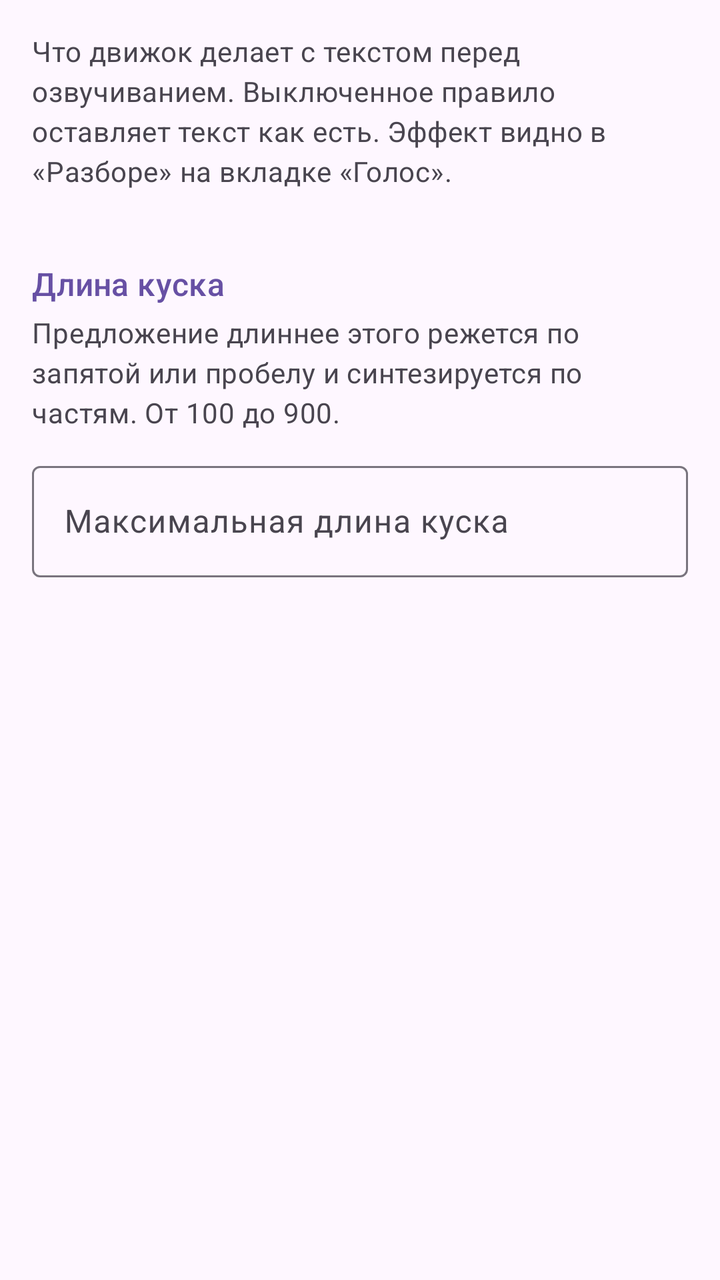
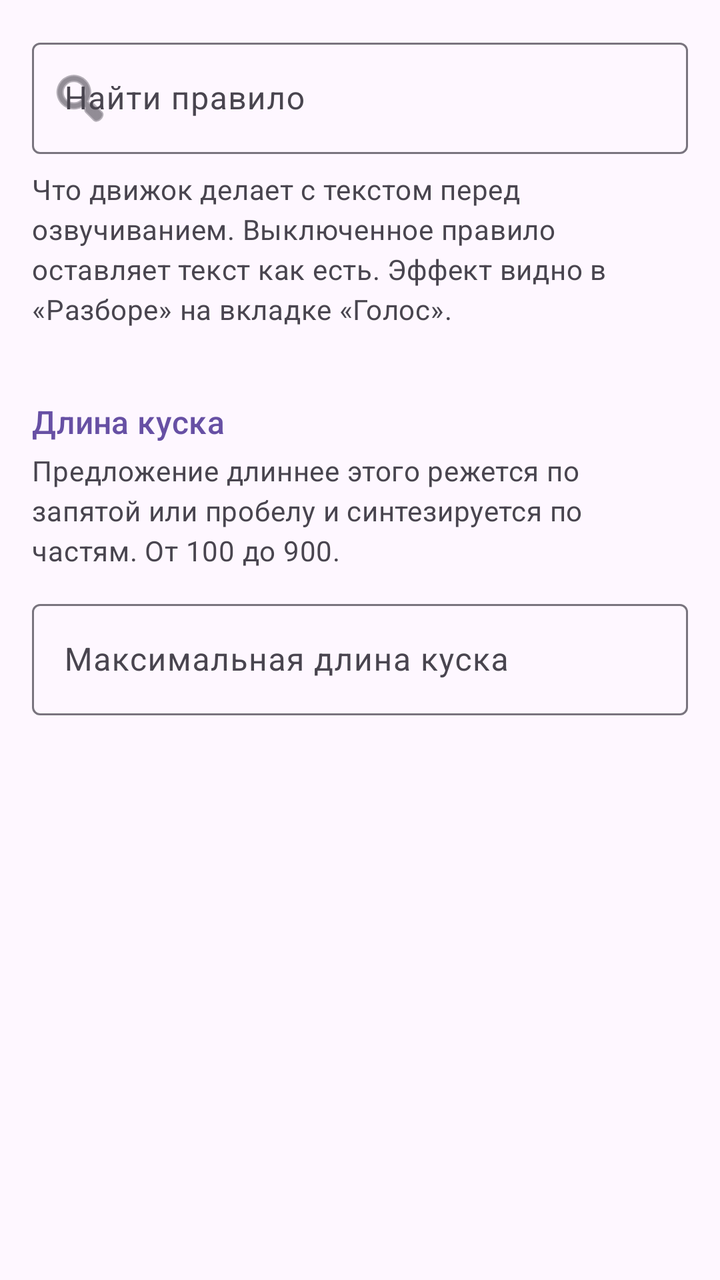

Compare the two renders of this Android layout. The source of the first and the diff that turns it into the second are given below.
<!-- AndroidManifest.xml: application theme Theme.RuVoice -->
<!-- res/layout/fragment_rules.xml -->
<?xml version="1.0" encoding="utf-8"?>
<androidx.core.widget.NestedScrollView xmlns:android="http://schemas.android.com/apk/res/android"
    xmlns:app="http://schemas.android.com/apk/res-auto"
    android:layout_width="match_parent"
    android:layout_height="match_parent">

    <LinearLayout
        android:orientation="vertical"
        android:padding="16dp"
        android:layout_width="match_parent"
        android:layout_height="wrap_content">

        <TextView
            style="@style/SectionHint"
            android:text="@string/rules_hint" />

        <LinearLayout
            android:id="@+id/rulesList"
            android:orientation="vertical"
            android:layout_width="match_parent"
            android:layout_height="wrap_content" />

        <TextView
            style="@style/Section"
            android:text="@string/rules_section_chunk" />
        <TextView
            style="@style/SectionHint"
            android:text="@string/max_len_hint" />

        <com.google.android.material.textfield.TextInputLayout
            style="@style/Widget.Material3.TextInputLayout.OutlinedBox"
            android:layout_width="match_parent"
            android:layout_height="wrap_content"
            android:hint="@string/max_len"
            app:suffixText="@string/chars_suffix">
            <com.google.android.material.textfield.TextInputEditText
                android:id="@+id/maxLen"
                android:layout_width="match_parent"
                android:layout_height="wrap_content"
                android:inputType="number" />
        </com.google.android.material.textfield.TextInputLayout>
    </LinearLayout>
</androidx.core.widget.NestedScrollView>
<!-- resources referenced by this layout -->
<resources>
  <string name="chars_suffix">симв.</string>
  <string name="max_len">Максимальная длина куска</string>
  <string name="max_len_hint">Предложение длиннее этого режется по запятой или пробелу и синтезируется по частям. От 100 до 900.</string>
  <string name="rules_hint">Что движок делает с текстом перед озвучиванием. Выключенное правило оставляет текст как есть. Эффект видно в «Разборе» на вкладке «Голос».</string>
  <string name="rules_section_chunk">Длина куска</string>
  <style name="Section">
          <item name="android:layout_width">match_parent</item>
          <item name="android:layout_height">wrap_content</item>
          <item name="android:layout_marginTop">24dp</item>
          <item name="android:layout_marginBottom">4dp</item>
          <item name="android:textAppearance">?attr/textAppearanceTitleMedium</item>
          <item name="android:textColor">?attr/colorPrimary</item>
          
          <item name="android:accessibilityHeading" tools:targetApi="28">true</item>
      </style>
  <style name="SectionHint">
          <item name="android:layout_width">match_parent</item>
          <item name="android:layout_height">wrap_content</item>
          <item name="android:layout_marginBottom">12dp</item>
          <item name="android:textAppearance">?attr/textAppearanceBodyMedium</item>
          <item name="android:textColor">?attr/colorOnSurfaceVariant</item>
      </style>
  <style name="Theme.RuVoice" parent="Theme.Material3.DayNight.NoActionBar">
          <item name="materialAlertDialogTheme">@style/ThemeOverlay.RuVoice.Dialog</item>
      </style>
  <style name="ThemeOverlay.RuVoice.Dialog" parent="ThemeOverlay.Material3.MaterialAlertDialog">
          <item name="android:windowMinWidthMinor">100%</item>
          <item name="alertDialogStyle">@style/RuVoice.Dialog</item>
      </style>
  <style name="RuVoice.Dialog" parent="MaterialAlertDialog.Material3">
          <item name="backgroundInsetStart">2dp</item>
          <item name="backgroundInsetEnd">2dp</item>
          <item name="backgroundInsetTop">16dp</item>
          <item name="backgroundInsetBottom">16dp</item>
      </style>
</resources>

<!-- the commit's change to res/layout/fragment_rules.xml (unified diff, before → after) -->
@@ -9,6 +9,27 @@
         android:padding="16dp"
         android:layout_width="match_parent"
         android:layout_height="wrap_content">
+
+        
+        <com.google.android.material.textfield.TextInputLayout
+            style="@style/Widget.Material3.TextInputLayout.OutlinedBox"
+            android:layout_width="match_parent"
+            android:layout_height="wrap_content"
+            android:layout_marginBottom="8dp"
+            android:hint="@string/rules_search"
+            app:startIconDrawable="@android:drawable/ic_menu_search"
+            app:endIconMode="clear_text">
+            <com.google.android.material.textfield.TextInputEditText
+                android:id="@+id/rulesFilter"
+                android:layout_width="match_parent"
+                android:layout_height="wrap_content"
+                android:inputType="text" />
+        </com.google.android.material.textfield.TextInputLayout>
+        <TextView
+            android:id="@+id/rulesFound"
+            style="@style/SectionHint"
+            android:accessibilityLiveRegion="polite"
+            android:visibility="gone" />
 
         <TextView
             style="@style/SectionHint"
<!-- resource entries referenced after the edit -->
@@ -4,6 +4,7 @@
   <string name="max_len">Максимальная длина куска</string>
   <string name="max_len_hint">Предложение длиннее этого режется по запятой или пробелу и синтезируется по частям. От 100 до 900.</string>
   <string name="rules_hint">Что движок делает с текстом перед озвучиванием. Выключенное правило оставляет текст как есть. Эффект видно в «Разборе» на вкладке «Голос».</string>
+  <string name="rules_search">Найти правило</string>
   <string name="rules_section_chunk">Длина куска</string>
   <style name="Section">
           <item name="android:layout_width">match_parent</item>
